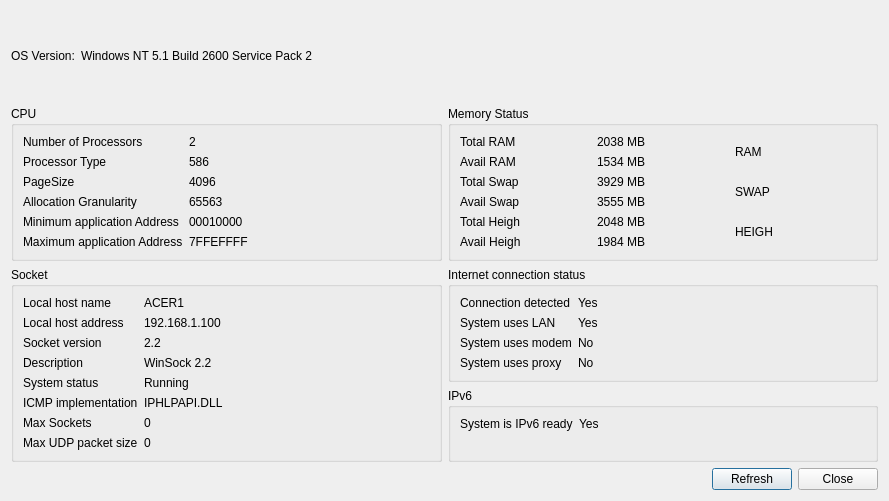
This is qHostMonitor/qLocalSystemInfoDlg.ui in khomchenkovaa/QHostMonitor as Qt 5 draws it before an edit. The edited form follows.
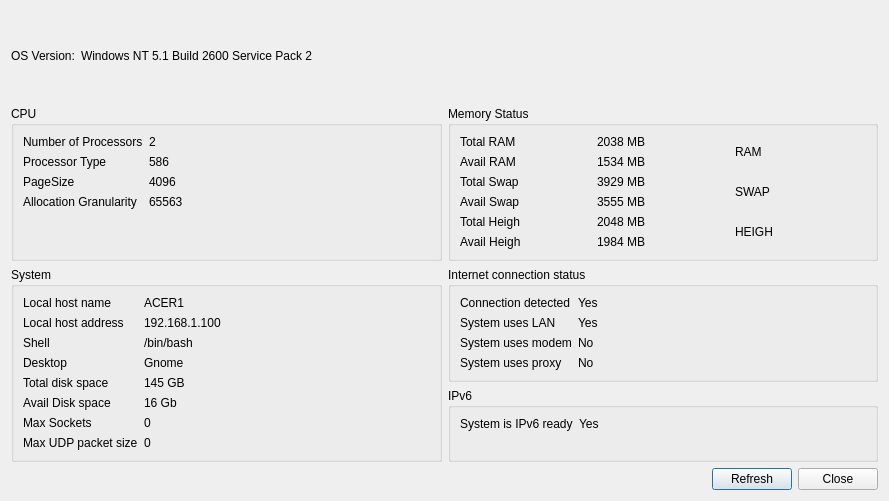
This is the edited form.

Commit message: Upd: Local System Dlg

```diff
--- a/qHostMonitor/qLocalSystemInfoDlg.ui
+++ b/qHostMonitor/qLocalSystemInfoDlg.ui
@@ -109,34 +109,6 @@
           </property>
          </widget>
         </item>
-        <item row="4" column="0">
-         <widget class="QLabel" name="lblAppAdrMin">
-          <property name="text">
-           <string>Minimum application Address</string>
-          </property>
-         </widget>
-        </item>
-        <item row="4" column="1">
-         <widget class="QLabel" name="valAppAdrMin">
-          <property name="text">
-           <string>00010000</string>
-          </property>
-         </widget>
-        </item>
-        <item row="5" column="0">
-         <widget class="QLabel" name="lblAppAdrMax">
-          <property name="text">
-           <string>Maximum application Address</string>
-          </property>
-         </widget>
-        </item>
-        <item row="5" column="1">
-         <widget class="QLabel" name="valAppAdrMax">
-          <property name="text">
-           <string>7FFEFFFF</string>
-          </property>
-         </widget>
-        </item>
        </layout>
       </widget>
      </item>
@@ -260,7 +232,7 @@
      <item row="1" column="0" rowspan="2">
       <widget class="QGroupBox" name="grpSocket">
        <property name="title">
-        <string>Socket</string>
+        <string>System</string>
        </property>
        <layout class="QFormLayout" name="formLayout_3">
         <item row="0" column="0">
@@ -294,56 +266,56 @@
         <item row="2" column="0">
          <widget class="QLabel" name="lblSocketVer">
           <property name="text">
-           <string>Socket version</string>
+           <string>Shell</string>
           </property>
          </widget>
         </item>
         <item row="2" column="1">
          <widget class="QLabel" name="valSocketVer">
           <property name="text">
-           <string>2.2</string>
+           <string>/bin/bash</string>
           </property>
          </widget>
         </item>
         <item row="3" column="0">
          <widget class="QLabel" name="lblDescription">
           <property name="text">
-           <string>Description</string>
+           <string>Desktop</string>
           </property>
          </widget>
         </item>
         <item row="3" column="1">
          <widget class="QLabel" name="valDescription">
           <property name="text">
-           <string>WinSock 2.2</string>
+           <string>Gnome</string>
           </property>
          </widget>
         </item>
         <item row="4" column="0">
          <widget class="QLabel" name="lblSysStatus">
           <property name="text">
-           <string>System status</string>
+           <string>Total disk space</string>
           </property>
          </widget>
         </item>
         <item row="4" column="1">
          <widget class="QLabel" name="valSysStatus">
           <property name="text">
-           <string>Running</string>
+           <string>145 GB</string>
           </property>
          </widget>
         </item>
         <item row="5" column="0">
          <widget class="QLabel" name="lblIcmpImpl">
           <property name="text">
-           <string>ICMP implementation</string>
+           <string>Avail Disk space</string>
           </property>
          </widget>
         </item>
         <item row="5" column="1">
          <widget class="QLabel" name="valIcmpImpl">
           <property name="text">
-           <string>IPHLPAPI.DLL</string>
+           <string>16 Gb</string>
           </property>
          </widget>
         </item>
```
Left out of the diff: 38 changed lines with no effect on the pictures. The commit also changes 2 other files.
